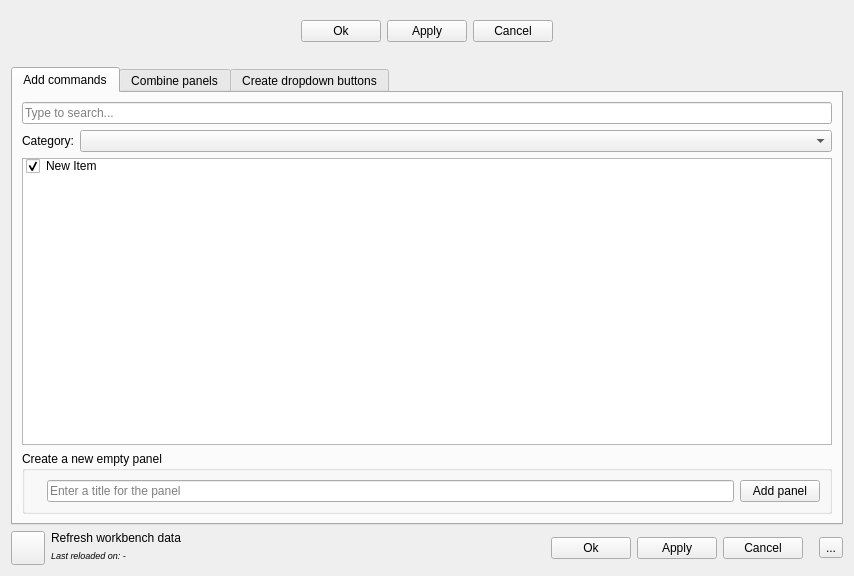
The window that Resources/ui/AddCommands.ui (APEbbers/FreeCAD-Ribbon) describes before a commit, drawn with Qt 5.
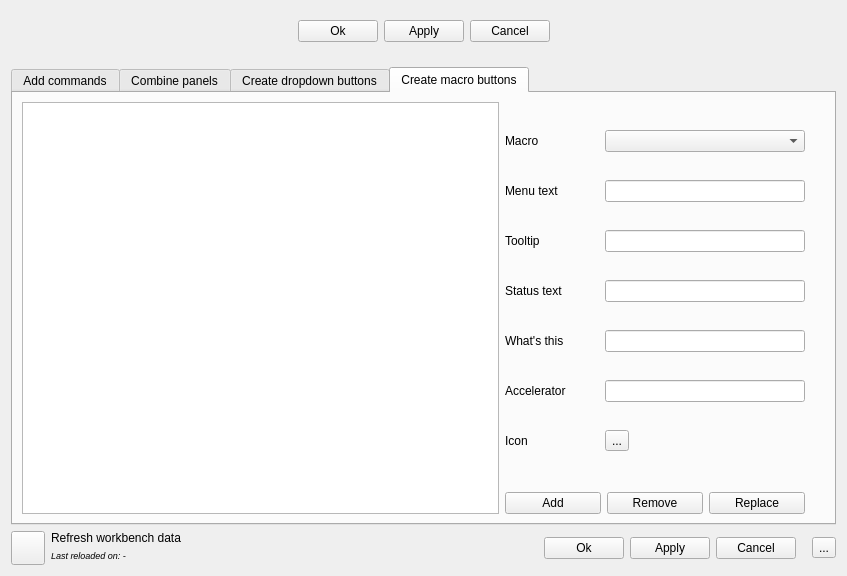
The same window after the commit. Icons and pictures are not drawn.

Commit message: Added tab to addcommands dialog for macro buttons

Diff of the .ui file:
```diff
--- a/Resources/ui/AddCommands.ui
+++ b/Resources/ui/AddCommands.ui
@@ -6,7 +6,7 @@
    <rect>
     <x>0</x>
     <y>0</y>
-    <width>854</width>
+    <width>847</width>
     <height>576</height>
    </rect>
   </property>
@@ -19,6 +19,12 @@
   <layout class="QGridLayout" name="gridLayout_4">
    <item row="0" column="0">
     <widget class="QFrame" name="DockedButtonFrame">
+     <property name="sizePolicy">
+      <sizepolicy hsizetype="Expanding" vsizetype="Preferred">
+       <horstretch>0</horstretch>
+       <verstretch>0</verstretch>
+      </sizepolicy>
+     </property>
      <layout class="QGridLayout" name="gridLayout_Docked">
       <item row="0" column="1">
        <widget class="QPushButton" name="okButton_2">
@@ -92,7 +98,7 @@
    <item row="1" column="0">
     <widget class="QTabWidget" name="tabWidget">
      <property name="currentIndex">
-      <number>0</number>
+      <number>3</number>
      </property>
      <widget class="QWidget" name="tab">
       <attribute name="title">
@@ -808,6 +814,352 @@
        </item>
       </layout>
      </widget>
+     <widget class="QWidget" name="CreateMacroButtons">
+      <attribute name="title">
+       <string>Create macro buttons</string>
+      </attribute>
+      <layout class="QGridLayout" name="gridLayout_17">
+       <item row="1" column="2">
+        <layout class="QHBoxLayout" name="horizontalLayout">
+         <property name="spacing">
+          <number>6</number>
+         </property>
+         <property name="sizeConstraint">
+          <enum>QLayout::SizeConstraint::SetMinimumSize</enum>
+         </property>
+         <item>
+          <widget class="QPushButton" name="AddButton">
+           <property name="text">
+            <string>Add</string>
+           </property>
+          </widget>
+         </item>
+         <item>
+          <widget class="QPushButton" name="RemoveButton">
+           <property name="text">
+            <string>Remove</string>
+           </property>
+          </widget>
+         </item>
+         <item>
+          <widget class="QPushButton" name="ReplaceButton">
+           <property name="text">
+            <string>Replace</string>
+           </property>
+          </widget>
+         </item>
+        </layout>
+       </item>
+       <item row="0" column="2">
+        <layout class="QGridLayout" name="gridLayout_7">
+         <property name="spacing">
+          <number>0</number>
+         </property>
+         <item row="5" column="1">
+          <widget class="QLineEdit" name="SetShortcut">
+           <property name="sizePolicy">
+            <sizepolicy hsizetype="Fixed" vsizetype="Fixed">
+             <horstretch>0</horstretch>
+             <verstretch>0</verstretch>
+            </sizepolicy>
+           </property>
+           <property name="minimumSize">
+            <size>
+             <width>200</width>
+             <height>0</height>
+            </size>
+           </property>
+          </widget>
+         </item>
+         <item row="3" column="1">
+          <widget class="QLineEdit" name="SetStatusText">
+           <property name="sizePolicy">
+            <sizepolicy hsizetype="Fixed" vsizetype="Fixed">
+             <horstretch>0</horstretch>
+             <verstretch>0</verstretch>
+            </sizepolicy>
+           </property>
+           <property name="minimumSize">
+            <size>
+             <width>200</width>
+             <height>0</height>
+            </size>
+           </property>
+          </widget>
+         </item>
+         <item row="1" column="1">
+          <widget class="QLineEdit" name="SetMenuText">
+           <property name="sizePolicy">
+            <sizepolicy hsizetype="Fixed" vsizetype="Fixed">
+             <horstretch>0</horstretch>
+             <verstretch>0</verstretch>
+            </sizepolicy>
+           </property>
+           <property name="minimumSize">
+            <size>
+             <width>200</width>
+             <height>0</height>
+            </size>
+           </property>
+          </widget>
+         </item>
+         <item row="2" column="0">
+          <widget class="QLabel" name="label_5">
+           <property name="sizePolicy">
+            <sizepolicy hsizetype="Fixed" vsizetype="Preferred">
+             <horstretch>0</horstretch>
+             <verstretch>0</verstretch>
+            </sizepolicy>
+           </property>
+           <property name="minimumSize">
+            <size>
+             <width>100</width>
+             <height>0</height>
+            </size>
+           </property>
+           <property name="baseSize">
+            <size>
+             <width>0</width>
+             <height>0</height>
+            </size>
+           </property>
+           <property name="text">
+            <string>Tooltip</string>
+           </property>
+          </widget>
+         </item>
+         <item row="0" column="0">
+          <widget class="QLabel" name="label_3">
+           <property name="sizePolicy">
+            <sizepolicy hsizetype="Fixed" vsizetype="Preferred">
+             <horstretch>0</horstretch>
+             <verstretch>0</verstretch>
+            </sizepolicy>
+           </property>
+           <property name="minimumSize">
+            <size>
+             <width>100</width>
+             <height>0</height>
+            </size>
+           </property>
+           <property name="baseSize">
+            <size>
+             <width>0</width>
+             <height>0</height>
+            </size>
+           </property>
+           <property name="text">
+            <string>Macro</string>
+           </property>
+          </widget>
+         </item>
+         <item row="3" column="0">
+          <widget class="QLabel" name="label_6">
+           <property name="sizePolicy">
+            <sizepolicy hsizetype="Fixed" vsizetype="Preferred">
+             <horstretch>0</horstretch>
+             <verstretch>0</verstretch>
+            </sizepolicy>
+           </property>
+           <property name="minimumSize">
+            <size>
+             <width>100</width>
+             <height>0</height>
+            </size>
+           </property>
+           <property name="baseSize">
+            <size>
+             <width>0</width>
+             <height>0</height>
+            </size>
+           </property>
+           <property name="text">
+            <string>Status text</string>
+           </property>
+          </widget>
+         </item>
+         <item row="5" column="0">
+          <widget class="QLabel" name="label_12">
+           <property name="sizePolicy">
+            <sizepolicy hsizetype="Fixed" vsizetype="Preferred">
+             <horstretch>0</horstretch>
+             <verstretch>0</verstretch>
+            </sizepolicy>
+           </property>
+           <property name="minimumSize">
+            <size>
+             <width>100</width>
+             <height>0</height>
+            </size>
+           </property>
+           <property name="baseSize">
+            <size>
+             <width>0</width>
+             <height>0</height>
+            </size>
+           </property>
+           <property name="text">
+            <string>Accelerator</string>
+           </property>
+          </widget>
+         </item>
+         <item row="4" column="0">
+          <widget class="QLabel" name="label_8">
+           <property name="sizePolicy">
+            <sizepolicy hsizetype="Fixed" vsizetype="Preferred">
+             <horstretch>0</horstretch>
+             <verstretch>0</verstretch>
+            </sizepolicy>
+           </property>
+           <property name="minimumSize">
+            <size>
+             <width>100</width>
+             <height>0</height>
+            </size>
+           </property>
+           <property name="baseSize">
+            <size>
+             <width>0</width>
+             <height>0</height>
+            </size>
+           </property>
+           <property name="text">
+            <string>What's this</string>
+           </property>
+          </widget>
+         </item>
+         <item row="0" column="1">
+          <widget class="QComboBox" name="SelectMacro">
+           <property name="sizePolicy">
+            <sizepolicy hsizetype="Fixed" vsizetype="Fixed">
+             <horstretch>0</horstretch>
+             <verstretch>0</verstretch>
+            </sizepolicy>
+           </property>
+           <property name="minimumSize">
+            <size>
+             <width>200</width>
+             <height>0</height>
+            </size>
+           </property>
+          </widget>
+         </item>
+         <item row="2" column="1">
+          <widget class="QLineEdit" name="SetToolTip">
+           <property name="sizePolicy">
+            <sizepolicy hsizetype="Fixed" vsizetype="Fixed">
+             <horstretch>0</horstretch>
+             <verstretch>0</verstretch>
+            </sizepolicy>
+           </property>
+           <property name="minimumSize">
+            <size>
+             <width>200</width>
+             <height>0</height>
+            </size>
+           </property>
+          </widget>
+         </item>
+         <item row="1" column="0">
+          <widget class="QLabel" name="label_4">
+           <property name="sizePolicy">
+            <sizepolicy hsizetype="Fixed" vsizetype="Preferred">
+             <horstretch>0</horstretch>
+             <verstretch>0</verstretch>
+            </sizepolicy>
+           </property>
+           <property name="minimumSize">
+            <size>
+             <width>100</width>
+             <height>0</height>
+            </size>
+           </property>
+           <property name="baseSize">
+            <size>
+             <width>0</width>
+             <height>0</height>
+            </size>
+           </property>
+           <property name="text">
+            <string>Menu text</string>
+           </property>
+          </widget>
+         </item>
+         <item row="4" column="1">
+          <widget class="QLineEdit" name="SetWhatIsThis">
+           <property name="sizePolicy">
+            <sizepolicy hsizetype="Fixed" vsizetype="Fixed">
+             <horstretch>0</horstretch>
+             <verstretch>0</verstretch>
+            </sizepolicy>
+           </property>
+           <property name="minimumSize">
+            <size>
+             <width>200</width>
+             <height>0</height>
+            </size>
+           </property>
+          </widget>
+         </item>
+         <item row="6" column="1">
+          <widget class="QToolButton" name="SelectIcon">
+           <property name="text">
+            <string>...</string>
+           </property>
+          </widget>
+         </item>
+         <item row="6" column="0">
+          <widget class="QLabel" name="label_13">
+           <property name="sizePolicy">
+            <sizepolicy hsizetype="Fixed" vsizetype="Preferred">
+             <horstretch>0</horstretch>
+             <verstretch>0</verstretch>
+            </sizepolicy>
+           </property>
+           <property name="minimumSize">
+            <size>
+             <width>100</width>
+             <height>0</height>
+            </size>
+           </property>
+           <property name="baseSize">
+            <size>
+             <width>0</width>
+             <height>0</height>
+            </size>
+           </property>
+           <property name="text">
+            <string>Icon</string>
+           </property>
+          </widget>
+         </item>
+        </layout>
+       </item>
+       <item row="0" column="0" rowspan="2">
+        <widget class="QListView" name="ListMacroButtons">
+         <property name="sizePolicy">
+          <sizepolicy hsizetype="Expanding" vsizetype="Expanding">
+           <horstretch>0</horstretch>
+           <verstretch>0</verstretch>
+          </sizepolicy>
+         </property>
+        </widget>
+       </item>
+       <item row="0" column="3">
+        <spacer name="verticalSpacer_2">
+         <property name="orientation">
+          <enum>Qt::Orientation::Vertical</enum>
+         </property>
+         <property name="sizeHint" stdset="0">
+          <size>
+           <width>20</width>
+           <height>40</height>
+          </size>
+         </property>
+        </spacer>
+       </item>
+      </layout>
+     </widget>
     </widget>
    </item>
    <item row="2" column="0">
```
Left out of the diff: 78 changed lines with no effect on the pictures. The commit also changes 3 other files.
